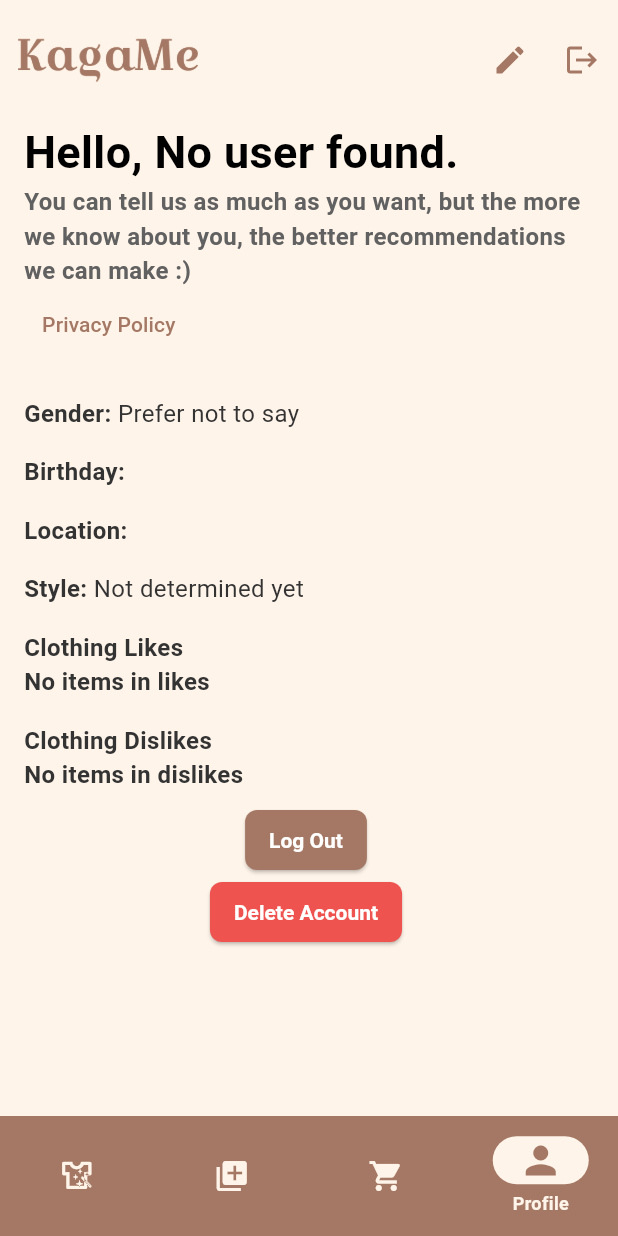
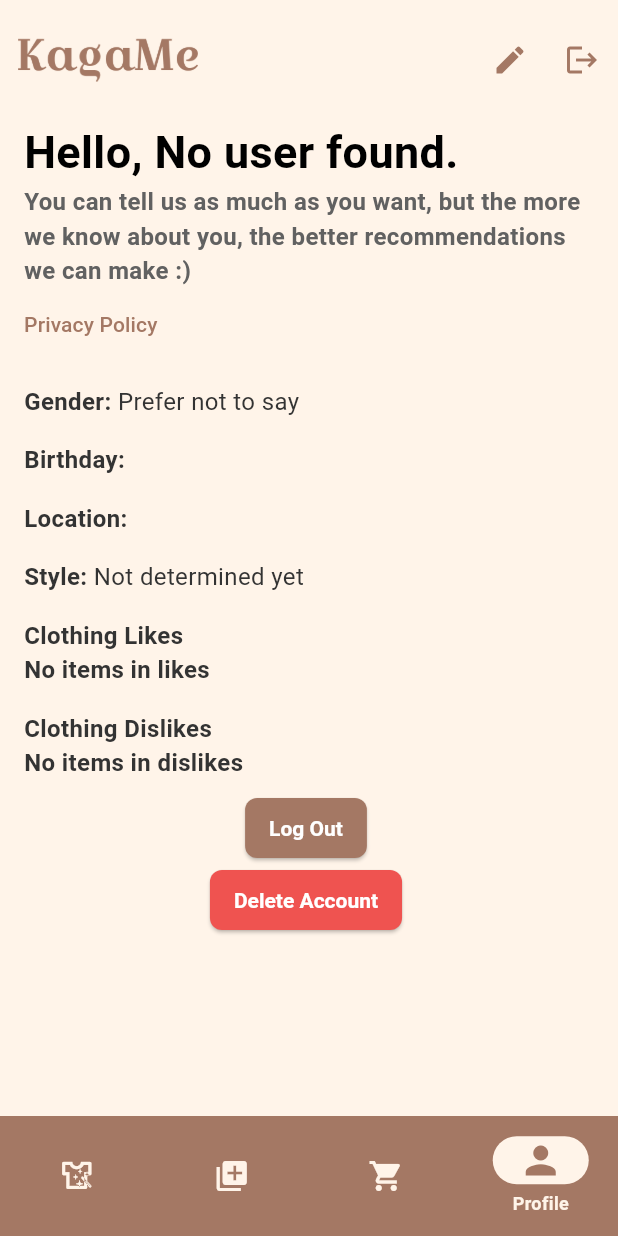
Before and after one commit to chienshyong/kagame_app, a Flutter app: the ProfilePage screen opened by its route, after a tap on "Privacy Policy", on a phone screen of 412 x 824 dp. Run offline on Flutter 3.47's test engine with Material 3 defaults, Android fonts, the light colour scheme and no system bars; our stand-ins replace cached_network_image, dropdown_search, event_bus, firebase_auth, firebase_core, flutter_cache_manager and 7 more; missing offline and left inert: flutter_client_sse, material_tag_editor; accounts and stored records are empty; network calls fail; project files that could hold a hidden picture were left out.

Commit message:
privacy policy

```diff
--- a/lib/profile/profile.dart
+++ b/lib/profile/profile.dart
@@ -492,19 +492,24 @@ class _ProfilePageState extends State<ProfilePage> {
                     style: TextStyle(fontSize: 16.0, color: Colors.grey[700]),
                   ),
 
-                  TextButton(
-                    onPressed: () async {
-                      final Uri url = Uri.parse('https://kagame.webflow.io/privacy-policy');
-                      if (await canLaunchUrl(url)) {
-                        await launchUrl(url); // Launch the URL
-                      } else {
-                        throw 'Could not launch $url'; // Handle error if the URL can't be launched
-                      }
-                    },
-                    child: const Text('Privacy Policy'),
+                  Align(
+                    alignment: Alignment.centerLeft,
+                    child: TextButton(
+                      onPressed: () async {
+                        final Uri url = Uri.parse('https://kagame.webflow.io/privacy-policy');
+                        if (!await launchUrl(url, mode: LaunchMode.externalApplication)) {
+                          throw Exception('Could not launch $url');
+                        }
+                      },
+                      style: TextButton.styleFrom(
+                        padding: EdgeInsets.zero,
+                        alignment: Alignment.center,
+                      ),
+                      child: const Text('Privacy Policy'),
+                    ),
                   ),
 
-                  const SizedBox(height: 24),
+                  const SizedBox(height: 16),
 
                   // VIEW ONLY MODE
                   if (!_isEditing) ...[
```
Also changed, not shown: 1 other file.
